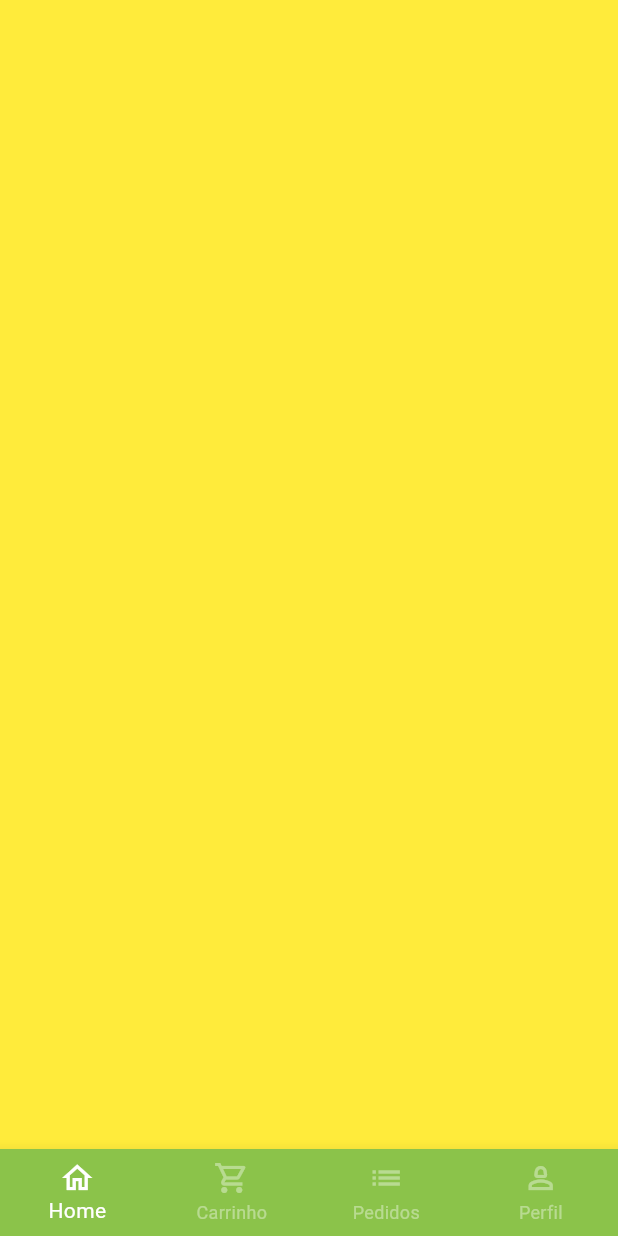
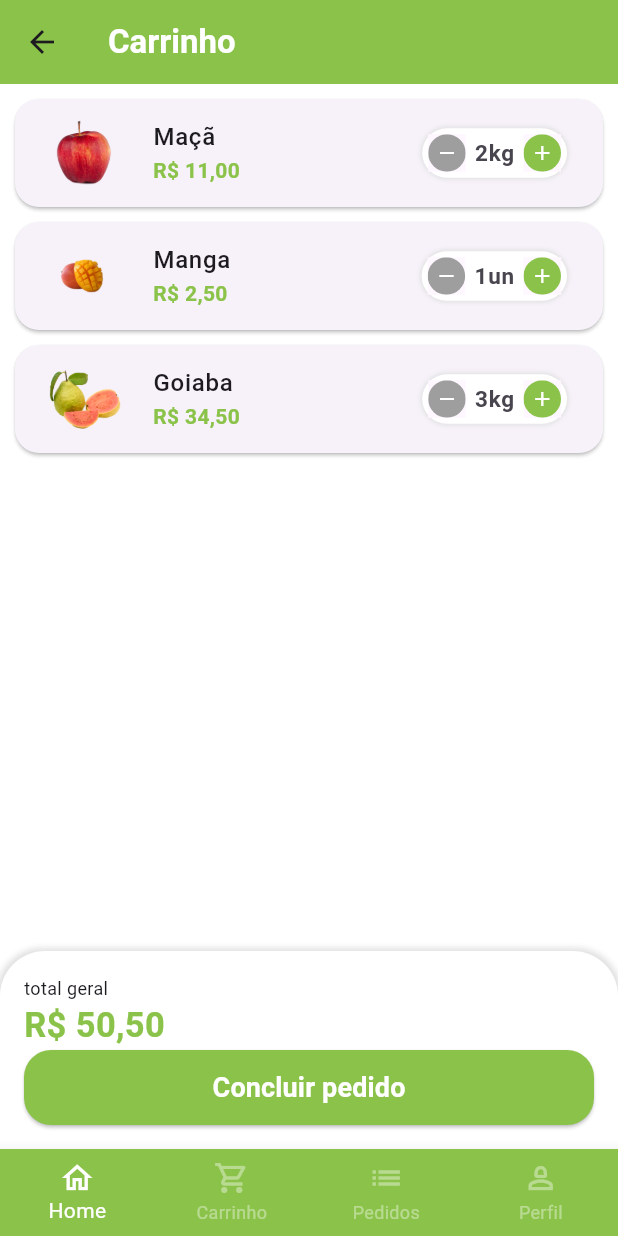
Before and after one commit to lucasgcsousa/greengrocer, a Flutter app: the BaseScreen screen opened directly, swiped to page 2, on a phone screen of 412 x 824 dp. Run offline on Flutter 3.47's test engine with Material 3 defaults, Android fonts, the phone set to English and light mode, and no system bars; our stand-ins replace animated_text_kit, mask_text_input_formatter.

Commit message:
Pagina do carrinho

```diff
--- a/lib/src/config/app_data.dart
+++ b/lib/src/config/app_data.dart
@@ -1,4 +1,5 @@
 
+import 'package:greengrocer/src/models/cart_item_model.dart';
 import 'package:greengrocer/src/models/item_model.dart';
 
 ItemModel apple = ItemModel(
@@ -74,3 +75,19 @@ List<ItemModel> items = [
     'Cereais',
     'Laticínios',
   ];
+
+  List<CartItemModel> cartItems = [
+
+    CartItemModel(
+      item: apple,
+      quantity: 2
+    ),
+    CartItemModel(
+      item: mango,
+      quantity: 1
+    ),
+    CartItemModel(
+      item: guava,
+      quantity: 3
+    ),
+  ];
--- /dev/null
+++ b/lib/src/models/cart_item_model.dart
@@ -0,0 +1,15 @@
+import 'package:greengrocer/src/models/item_model.dart';
+
+class CartItemModel {
+
+  ItemModel item;
+  int quantity;
+
+  CartItemModel({
+    required this.item,
+    required this.quantity,
+  });
+
+  double totalPrice() => item.price * quantity;
+
+}
--- a/lib/src/pages/base/base_screen.dart
+++ b/lib/src/pages/base/base_screen.dart
@@ -1,5 +1,6 @@
 import 'package:flutter/material.dart';
 import 'package:greengrocer/src/config/custom_colors.dart';
+import 'package:greengrocer/src/pages/cart/cart_tab.dart';
 import 'package:greengrocer/src/pages/home/home_tab.dart';
 
 class BaseScreen extends StatefulWidget {
@@ -22,7 +23,7 @@ class _BaseScreenState extends State<BaseScreen> {
         controller: pageController,
         children: [
           const HomeTab(),
-          Container(color: Colors.yellow,),
+          CartTab(),
           Container(color: Colors.blue,),
           Container(color: Colors.purple,),
         ],
--- /dev/null
+++ b/lib/src/pages/cart/cart_tab.dart
@@ -0,0 +1,95 @@
+import 'package:flutter/material.dart';
+import 'package:greengrocer/src/config/custom_colors.dart';
+import 'package:greengrocer/src/pages/cart/components/cart_tile.dart';
+import 'package:greengrocer/src/services/utils_services.dart';
+import 'package:greengrocer/src/config/app_data.dart' as appData;
+class CartTab extends StatelessWidget {
+  CartTab({super.key});
+
+  final UtilsServices utilsServices = UtilsServices();
+
+
+  @override
+  Widget build(BuildContext context) {
+    return Scaffold(
+      appBar: AppBar(
+        title: const Text(
+          'Carrinho',
+          style: TextStyle(
+            color: Colors.white,
+            fontWeight: FontWeight.bold,
+          ),
+        ),
+        backgroundColor: CustomColors.customSwatchColor,
+      ),
+      body: Column(
+        children: [
+          Expanded(
+            child: ListView.builder(
+              itemCount: appData.cartItems.length,
+              itemBuilder: (_,index) {
+                return CartTile(cartItem: appData.cartItems[index]);
+              },
+            ),
+          ),
+          Container(
+            padding: const EdgeInsets.all(16),
+            decoration: BoxDecoration(
+              color: Colors.white,
+              borderRadius: BorderRadius.vertical(
+                top: Radius.circular(30),
+              ),
+              boxShadow: [
+                BoxShadow(
+                  color: Colors.grey.shade300,
+                  blurRadius: 3,
+                  spreadRadius: 2,
+                )
+              ]
+            ),
+            child: Column(
+              crossAxisAlignment: CrossAxisAlignment.stretch,
+              children: [
+                const Text(
+                  'total geral',
+                  style: TextStyle(
+                    fontSize: 12,
+                  ),
+                ),
+                Text(
+                  utilsServices.priceToCurrency(50.5),
+                  style: TextStyle(
+                    fontSize: 23,
+                    color: CustomColors.customSwatchColor,
+                    fontWeight: FontWeight.bold,
+
+                  ),
+                ),
+                SizedBox(
+                  height: 50,
+                  child: ElevatedButton(
+                  style: ElevatedButton.styleFrom(
+                    shape:RoundedRectangleBorder(
+                      borderRadius: BorderRadiusGeometry.circular(18),
+                    ),
+                    backgroundColor: CustomColors.customSwatchColor,
+                  ),
+                  onPressed:() {},
+                  child: const Text(
+                    'Concluir pedido',
+                    style: TextStyle(
+                      color: Colors.white,
+                      fontSize: 18,
+                      fontWeight: FontWeight.bold,
+                    ),
+                    ),
+                  ),
+                ),
+              ],
+            ),
+          )
+        ],
+      ),
+    );
+  }
+}
--- /dev/null
+++ b/lib/src/pages/cart/components/cart_tile.dart
@@ -0,0 +1,60 @@
+import 'package:flutter/material.dart';
+import 'package:greengrocer/src/config/custom_colors.dart';
+import 'package:greengrocer/src/models/cart_item_model.dart';
+import 'package:greengrocer/src/pages/common_widgets/quantity_widget.dart';
+import 'package:greengrocer/src/services/utils_services.dart';
+
+class CartTile extends StatelessWidget {
+  final CartItemModel cartItem;
+
+
+  CartTile({
+    super.key,
+    required this.cartItem,
+    });
+
+    final UtilsServices utilsServices = UtilsServices();
+
+  @override
+  Widget build(BuildContext context) {
+    return Card(
+      margin: const EdgeInsets.fromLTRB(10, 10, 10, 0),
+      shape: RoundedRectangleBorder(
+        borderRadius: BorderRadius.circular(16),
+      ),
+      child: ListTile(
+//imagem
+        leading: Image.asset(
+          cartItem.item.imgUrl,
+          height: 60,
+          width: 60,
+        ),
+//titulo
+        title: Text(
+          cartItem.item.itemName,
+          style: const TextStyle(
+            fontWeight: FontWeight.w500
+          ),
+        ),
+//total
+        subtitle: Text(
+          utilsServices.priceToCurrency(cartItem.totalPrice()),
+          style: TextStyle(color: CustomColors.customSwatchColor,
+          fontWeight: FontWeight.bold
+          ),
+        ),
+
+
+//quantitade
+        trailing: QuantityWidget(
+          value: cartItem.quantity,
+          suffixText: cartItem.item.unit,
+          result: (quantity) {
+
+          },
+        ),
+      )
+
+    );
+  }
+}
--- a/lib/src/pages/common_widgets/quantity_widget.dart
+++ b/lib/src/pages/common_widgets/quantity_widget.dart
@@ -31,6 +31,7 @@ class QuantityWidget extends StatelessWidget {
       ),
 
       child: Row(
+        mainAxisSize: MainAxisSize.min,
         children: [
           //Botão de Remover item
           _QuantityButton(
```
